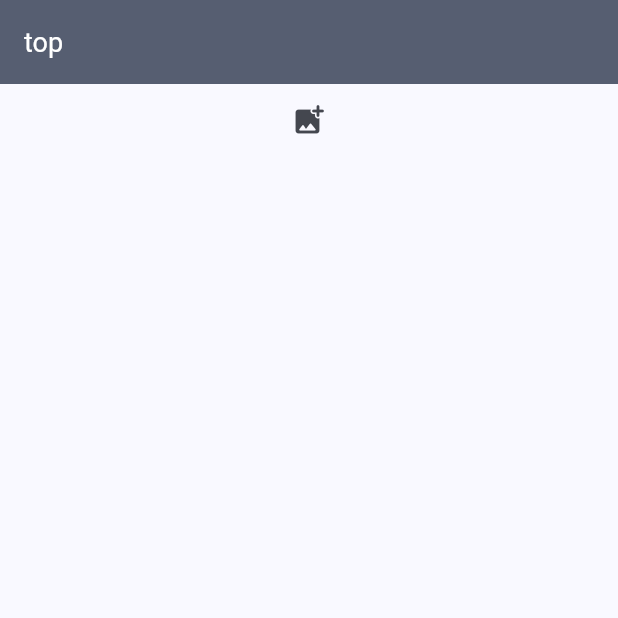
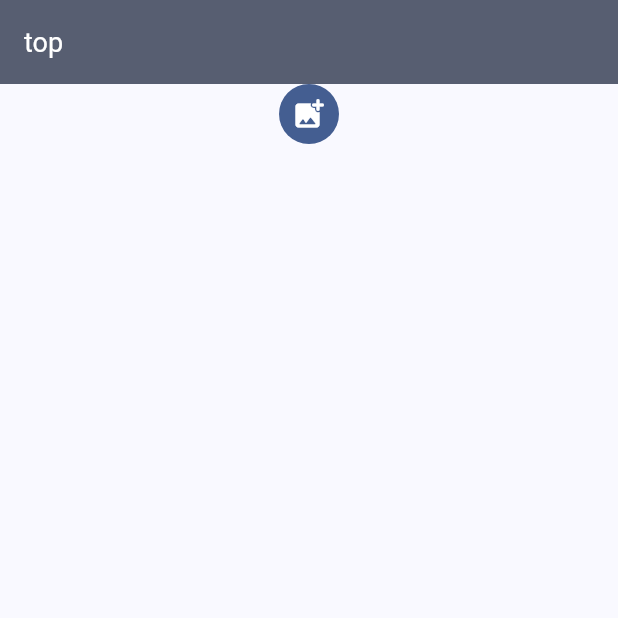
Before and after one commit to sakiso/wish_list_app, a Flutter app: the screen it shows after launch, after a tap on the "add photo alternate" icon, on a phone screen of 412 x 824 dp, the top half of it. Run offline on Flutter 3.47's test engine with Material 2 defaults, Android fonts, the light colour scheme and no system bars; our stand-ins replace file_picker, flutter_riverpod; missing offline and left inert: google_mlkit_image_labeling, google_mlkit_text_recognition; Roboto replaces fonts that are missing (NotoSansJP).

Commit message:
ボタンまるくした

```diff
--- a/lib/features/top/top_page.dart
+++ b/lib/features/top/top_page.dart
@@ -17,11 +17,15 @@ class TopPage extends ConsumerWidget {
       body: Center(
           child: Column(
         children: [
-          IconButton(
-            onPressed: () async {
-              await textRecognize(ref);
-            },
-            icon: const Icon(Icons.add_photo_alternate_rounded),
+          CircleAvatar(
+            backgroundColor: Theme.of(context).colorScheme.primary,
+            child: IconButton(
+              onPressed: () async {
+                await textRecognize(ref);
+              },
+              icon: const Icon(Icons.add_photo_alternate_rounded),
+              color: Theme.of(context).colorScheme.onPrimary,
+            ),
           ),
           Text(ref.watch(recognizedTextProvider)),
         ],
--- a/lib/main.dart
+++ b/lib/main.dart
@@ -36,7 +36,7 @@ class MyHomePage extends StatelessWidget {
       theme: ThemeData(
         useMaterial3: true,
         fontFamily: "NotoSansJP",
-        colorSchemeSeed: const Color.fromARGB(255, 35, 72, 132),
+        colorSchemeSeed: const Color.fromARGB(255, 0, 72, 157),
         // ColorPalette => https://colorscheme.enoiu.com/
       ),
       routes: {
```
